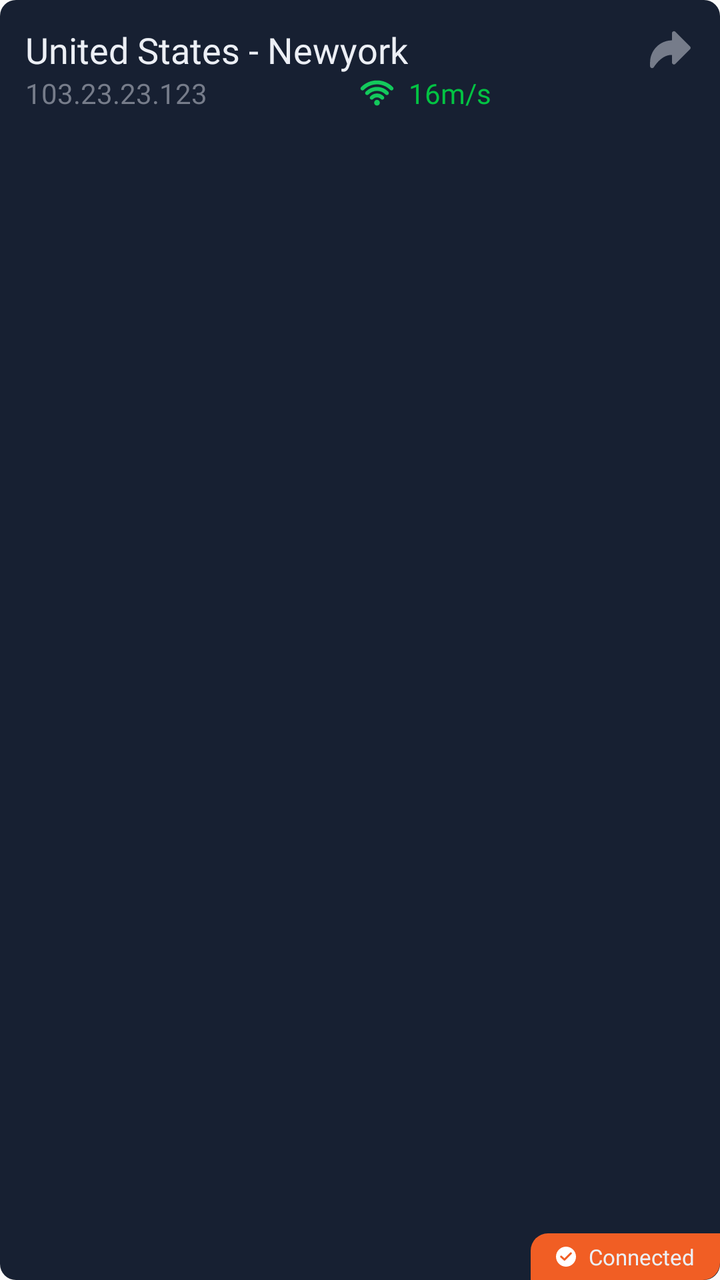
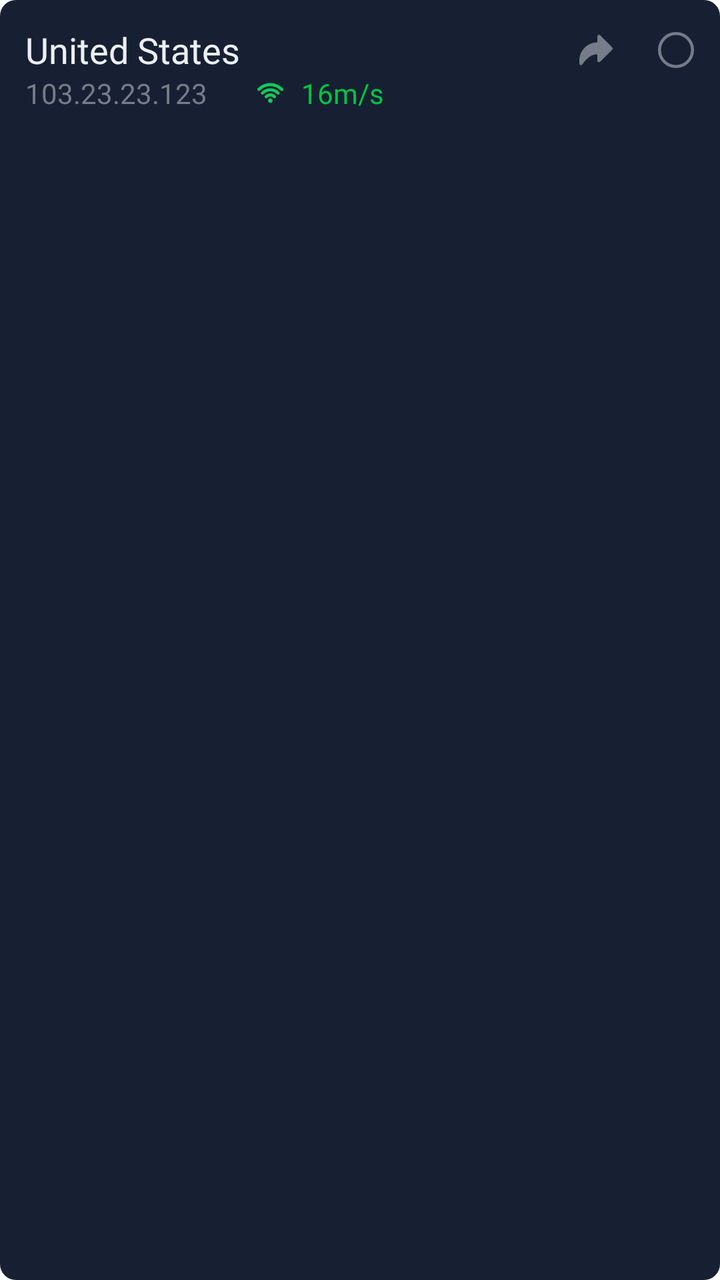

The first picture is an Android layout as it rendered before a commit; the second is the same layout after the commit. The layout source and the unified diff follow.
<!-- AndroidManifest.xml: application theme Theme.SuperVPN -->
<!-- res/layout/adapter_proxy_item.xml -->
<?xml version="1.0" encoding="utf-8"?>
<FrameLayout xmlns:android="http://schemas.android.com/apk/res/android"
    xmlns:app="http://schemas.android.com/apk/res-auto"
    xmlns:tools="http://schemas.android.com/tools"
    android:layout_width="match_parent"
    android:layout_height="wrap_content"
    android:layout_marginHorizontal="@dimen/size8"
    android:layout_marginVertical="@dimen/size4"
    android:background="@drawable/bg_radius_8"
    android:orientation="vertical">

    <androidx.constraintlayout.widget.ConstraintLayout
        android:layout_width="match_parent"
        android:layout_height="wrap_content"
        android:layout_marginBottom="@dimen/size12">

        <androidx.appcompat.widget.AppCompatTextView
            android:id="@+id/tvTitle"
            android:layout_width="wrap_content"
            android:layout_height="wrap_content"
            android:layout_marginLeft="@dimen/size12"
            android:layout_marginTop="@dimen/size12"
            android:fontFamily="@font/inter_bold"
            android:gravity="center_vertical"
            android:text="United States - Newyork"
            android:textColor="@color/textColor"
            android:textSize="@dimen/text_large"
            app:layout_constraintStart_toStartOf="parent"
            app:layout_constraintTop_toTopOf="parent" />

        <androidx.appcompat.widget.AppCompatTextView
            android:id="@+id/tvProxyIp"
            android:layout_width="wrap_content"
            android:layout_height="wrap_content"
            android:layout_marginLeft="@dimen/size12"
            android:layout_marginBottom="@dimen/size12"
            android:fontFamily="@font/inter_bold"
            android:gravity="center_vertical"
            android:text="103.23.23.123"
            android:textColor="@color/gray_2"
            android:textSize="@dimen/text_normal"
            app:layout_constraintStart_toStartOf="parent"
            app:layout_constraintTop_toBottomOf="@id/tvTitle" />

        <androidx.appcompat.widget.AppCompatImageView
            android:id="@+id/ivWifi"
            android:layout_width="0dp"
            android:layout_height="0dp"
            android:layout_marginLeft="@dimen/size16"
            android:src="@drawable/ic_wifi"
            app:layout_constraintBottom_toBottomOf="@id/tvProxyIp"
            app:layout_constraintDimensionRatio="1:1"
            app:layout_constraintStart_toStartOf="parent"
            app:layout_constraintEnd_toEndOf="parent"
            app:layout_constraintTop_toTopOf="@id/tvProxyIp" />

        <androidx.appcompat.widget.AppCompatTextView
            android:id="@+id/tvNetworkSpeed"
            android:layout_width="wrap_content"
            android:layout_height="wrap_content"
            android:layout_marginLeft="@dimen/size6"
            android:fontFamily="@font/inter_bold"
            android:gravity="center_vertical"
            android:text="16m/s"
            android:textColor="@color/green_1"
            android:textSize="@dimen/text_normal"
            app:layout_constraintStart_toEndOf="@id/ivWifi"


            app:layout_constraintTop_toBottomOf="@id/tvTitle" />

        <androidx.appcompat.widget.AppCompatImageView
            android:id="@+id/ivNext"
            android:layout_width="0dp"
            android:layout_height="0dp"
            android:layout_marginLeft="@dimen/size16"
            android:layout_marginTop="@dimen/size12"
            android:layout_marginRight="@dimen/size12"
            android:src="@drawable/ic_turn_right_arrow"
            app:layout_constraintBottom_toBottomOf="@id/tvTitle"
            app:layout_constraintDimensionRatio="1:1"
            app:layout_constraintEnd_toEndOf="parent"
            app:layout_constraintTop_toTopOf="parent" />
    </androidx.constraintlayout.widget.ConstraintLayout>

    <androidx.appcompat.widget.LinearLayoutCompat
        android:id="@+id/connectingState"
        android:layout_width="wrap_content"
        android:layout_height="wrap_content"
        android:layout_gravity="bottom|end"
        android:background="@drawable/bg_connected_item"
        android:gravity="center_vertical"
        android:paddingHorizontal="@dimen/size12"
        android:paddingVertical="@dimen/size4">

        <androidx.appcompat.widget.AppCompatImageView
            android:id="@+id/ivSelect"
            android:layout_width="wrap_content"
            android:layout_height="wrap_content"
            android:src="@drawable/ic_round_selected" />

        <androidx.appcompat.widget.AppCompatTextView
            android:id="@+id/tvConnectStatus"
            android:layout_width="wrap_content"
            android:layout_height="wrap_content"
            android:layout_marginLeft="@dimen/size6"
            android:fontFamily="@font/inter_bold"
            android:gravity="center_vertical"
            android:text="Connected"
            android:textColor="@color/textColor"
            android:textSize="@dimen/text_small" />
    </androidx.appcompat.widget.LinearLayoutCompat>
</FrameLayout>
<!-- resources referenced by this layout -->
<resources>
  <color name="gray_2">#767C8A</color>
  <color name="green_1">#03C343</color>
  <color name="textColor">#ECEFF5</color>
  <dimen name="size12">12.8dp</dimen>
  <dimen name="size16">17.0667dp</dimen>
  <dimen name="size4">4.2667dp</dimen>
  <dimen name="size6">6.4dp</dimen>
  <dimen name="size8">8.5333dp</dimen>
  <dimen name="text_large">18dp</dimen>
  <dimen name="text_normal">14dp</dimen>
  <dimen name="text_small">11dp</dimen>
  <!-- drawable bg_connected_item (drawable) -->
  <?xml version="1.0" encoding="utf-8"?>
  <layer-list xmlns:android="http://schemas.android.com/apk/res/android">
      <item>
          <shape xmlns:android="http://schemas.android.com/apk/res/android"
              android:shape="rectangle">
              <solid android:color="@color/topBarColor" />
              <corners
                  android:topLeftRadius="@dimen/size8"
                  android:bottomRightRadius="@dimen/size8" />
          </shape>
      </item>
  </layer-list>
  <!-- drawable ic_round_selected (drawable) -->
  <vector xmlns:android="http://schemas.android.com/apk/res/android"
      android:width="10dp"
      android:height="10dp"
      android:viewportWidth="10"
      android:viewportHeight="10">
    <path
        android:pathData="M5,0C2.243,0 0,2.243 0,5C0,7.757 2.243,10 5,10C7.757,10 10,7.757 10,5C10,2.243 7.757,0 5,0ZM7.794,3.684L4.599,6.855C4.411,7.043 4.11,7.055 3.91,6.867L2.218,5.326C2.018,5.138 2.005,4.825 2.18,4.624C2.368,4.424 2.682,4.411 2.882,4.599L4.223,5.827L7.08,2.97C7.281,2.769 7.594,2.769 7.794,2.97C7.995,3.17 7.995,3.484 7.794,3.684Z"
        android:fillColor="#ffffff"/>
  </vector>
  <style name="Theme.SuperVPN" parent="Theme.AppCompat.Light.NoActionBar">
          <item name="android:windowFullscreen">true</item>
          
          <item name="textAppearanceHeadline3">@style/App_TextAppearanceTitle1</item>
          <item name="textAppearanceHeadline4">@style/App_TextAppearanceTitle2</item>
  
          <item name="textAppearanceBody1">@style/App_TextAppearanceBody1</item>
          <item name="textAppearanceBody2">@style/App_TextAppearanceBody2</item>
      </style>
  <color name="topBarColor">#F15E24</color>
  <color name="ripple">#9B9B9B</color>
  <color name="itemBackground">#172032</color>
  <style name="App_TextAppearanceTitle1" parent="TextAppearance.AppCompat.Title">
          <item name="fontFamily">@font/inter_bold</item>
          <item name="android:textSize">22sp</item>
          <item name="android:textColor">@color/white</item>
          <item name="android:includeFontPadding">false</item>
      </style>
  <style name="App_TextAppearanceTitle2" parent="TextAppearance.AppCompat.Title">
          <item name="fontFamily">@font/inter_bold</item>
          <item name="android:textSize">16sp</item>
          <item name="android:textColor">@color/successColor</item>
          <item name="android:includeFontPadding">false</item>
      </style>
  <style name="App_TextAppearanceBody1" parent="TextAppearance.AppCompat.Title">
          <item name="fontFamily">@font/inter_bold</item>
          <item name="android:textSize">16sp</item>
          <item name="android:textColor">@color/white</item>
          <item name="android:includeFontPadding">false</item>
      </style>
  <style name="App_TextAppearanceBody2" parent="TextAppearance.AppCompat.Title">
          <item name="fontFamily">@font/inter_bold</item>
          <item name="android:textSize">14sp</item>
          <item name="android:textStyle">normal</item>
          <item name="android:textColor">@color/white</item>
          <item name="android:includeFontPadding">false</item>
      </style>
  <color name="white">#FFFFFFFF</color>
  <color name="successColor">#0FDD54</color>
  <!-- unchanged entries left out for length: 3 -->
</resources>

<!-- the commit's change to res/layout/adapter_proxy_item.xml (unified diff, before → after) -->
@@ -16,13 +16,13 @@
 
         <androidx.appcompat.widget.AppCompatTextView
             android:id="@+id/tvTitle"
-            android:layout_width="wrap_content"
+            android:layout_width="@dimen/size200"
             android:layout_height="wrap_content"
-            android:layout_marginLeft="@dimen/size12"
+            android:layout_marginStart="@dimen/size12"
             android:layout_marginTop="@dimen/size12"
             android:fontFamily="@font/inter_bold"
             android:gravity="center_vertical"
-            android:text="United States - Newyork"
+            android:text="@string/us"
             android:textColor="@color/textColor"
             android:textSize="@dimen/text_large"
             app:layout_constraintStart_toStartOf="parent"
@@ -32,7 +32,7 @@
             android:id="@+id/tvProxyIp"
             android:layout_width="wrap_content"
             android:layout_height="wrap_content"
-            android:layout_marginLeft="@dimen/size12"
+            android:layout_marginStart="@dimen/size12"
             android:layout_marginBottom="@dimen/size12"
             android:fontFamily="@font/inter_bold"
             android:gravity="center_vertical"
@@ -42,72 +42,73 @@
             app:layout_constraintStart_toStartOf="parent"
             app:layout_constraintTop_toBottomOf="@id/tvTitle" />
 
-        <androidx.appcompat.widget.AppCompatImageView
-            android:id="@+id/ivWifi"
-            android:layout_width="0dp"
-            android:layout_height="0dp"
-            android:layout_marginLeft="@dimen/size16"
-            android:src="@drawable/ic_wifi"
-            app:layout_constraintBottom_toBottomOf="@id/tvProxyIp"
-            app:layout_constraintDimensionRatio="1:1"
-            app:layout_constraintStart_toStartOf="parent"
-            app:layout_constraintEnd_toEndOf="parent"
-            app:layout_constraintTop_toTopOf="@id/tvProxyIp" />
-
         <androidx.appcompat.widget.AppCompatTextView
             android:id="@+id/tvNetworkSpeed"
             android:layout_width="wrap_content"
             android:layout_height="wrap_content"
-            android:layout_marginLeft="@dimen/size6"
+            android:layout_marginStart="@dimen/margin_24"
             android:fontFamily="@font/inter_bold"
             android:gravity="center_vertical"
+            android:drawableStart="@drawable/ic_wifi"
+            android:drawablePadding="@dimen/margin_medium"
             android:text="16m/s"
             android:textColor="@color/green_1"
             android:textSize="@dimen/text_normal"
-            app:layout_constraintStart_toEndOf="@id/ivWifi"
-
-
-            app:layout_constraintTop_toBottomOf="@id/tvTitle" />
+            app:layout_constraintBottom_toBottomOf="@id/tvProxyIp"
+            app:layout_constraintStart_toEndOf="@+id/tvProxyIp"
+            app:layout_constraintTop_toTopOf="@id/tvProxyIp" />
 
         <androidx.appcompat.widget.AppCompatImageView
             android:id="@+id/ivNext"
             android:layout_width="0dp"
-            android:layout_height="0dp"
-            android:layout_marginLeft="@dimen/size16"
+            android:layout_height="@dimen/margin_20"
+            android:layout_marginStart="@dimen/size16"
             android:layout_marginTop="@dimen/size12"
-            android:layout_marginRight="@dimen/size12"
             android:src="@drawable/ic_turn_right_arrow"
+            android:layout_marginEnd="20dp"
             app:layout_constraintBottom_toBottomOf="@id/tvTitle"
+            app:layout_constraintEnd_toStartOf="@+id/checkbox"
             app:layout_constraintDimensionRatio="1:1"
+            app:layout_constraintTop_toTopOf="parent" />
+
+        <androidx.appcompat.widget.AppCompatCheckBox
+            android:id="@+id/checkbox"
+            android:layout_width="@dimen/margin_20"
+            android:layout_height="@dimen/margin_20"
+            android:background="@drawable/ip_list_checkbox1"
+            android:button="@null"
+            android:checked="false"
+            android:layout_marginEnd="@dimen/margin_big"
+            app:layout_constraintBottom_toBottomOf="@+id/ivNext"
             app:layout_constraintEnd_toEndOf="parent"
-            app:layout_constraintTop_toTopOf="parent" />
+            app:layout_constraintTop_toTopOf="@+id/ivNext" />
     </androidx.constraintlayout.widget.ConstraintLayout>
 
-    <androidx.appcompat.widget.LinearLayoutCompat
-        android:id="@+id/connectingState"
-        android:layout_width="wrap_content"
-        android:layout_height="wrap_content"
-        android:layout_gravity="bottom|end"
-        android:background="@drawable/bg_connected_item"
-        android:gravity="center_vertical"
-        android:paddingHorizontal="@dimen/size12"
-        android:paddingVertical="@dimen/size4">
 
-        <androidx.appcompat.widget.AppCompatImageView
-            android:id="@+id/ivSelect"
-            android:layout_width="wrap_content"
-            android:layout_height="wrap_content"
-            android:src="@drawable/ic_round_selected" />
 
-        <androidx.appcompat.widget.AppCompatTextView
-            android:id="@+id/tvConnectStatus"
-            android:layout_width="wrap_content"
-            android:layout_height="wrap_content"
-            android:layout_marginLeft="@dimen/size6"
-            android:fontFamily="@font/inter_bold"
-            android:gravity="center_vertical"
-            android:text="Connected"
-            android:textColor="@color/textColor"
-            android:textSize="@dimen/text_small" />
-    </androidx.appcompat.widget.LinearLayoutCompat>
+
+
+
+
+
+
+
+
+
+
+
+
+
+
+
+
+
+
+
+
+
+
+
+
+
 </FrameLayout>
<!-- resource entries referenced after the edit -->
@@ -3,37 +3,24 @@
   <color name="gray_2">#767C8A</color>
   <color name="green_1">#03C343</color>
   <color name="textColor">#ECEFF5</color>
+  <dimen name="margin_20">20dp</dimen>
+  <dimen name="margin_24">24dp</dimen>
+  <dimen name="margin_big">12dp</dimen>
+  <dimen name="margin_medium">8dp</dimen>
   <dimen name="size12">12.8dp</dimen>
   <dimen name="size16">17.0667dp</dimen>
+  <dimen name="size200">213.3333dp</dimen>
   <dimen name="size4">4.2667dp</dimen>
-  <dimen name="size6">6.4dp</dimen>
   <dimen name="size8">8.5333dp</dimen>
-  <dimen name="text_large">18dp</dimen>
-  <dimen name="text_normal">14dp</dimen>
-  <dimen name="text_small">11dp</dimen>
-  <!-- drawable bg_connected_item (drawable) -->
+  <dimen name="text_large">18sp</dimen>
+  <dimen name="text_normal">14sp</dimen>
+  <!-- drawable ip_list_checkbox1 (drawable) -->
   <?xml version="1.0" encoding="utf-8"?>
-  <layer-list xmlns:android="http://schemas.android.com/apk/res/android">
-      <item>
-          <shape xmlns:android="http://schemas.android.com/apk/res/android"
-              android:shape="rectangle">
-              <solid android:color="@color/topBarColor" />
-              <corners
-                  android:topLeftRadius="@dimen/size8"
-                  android:bottomRightRadius="@dimen/size8" />
-          </shape>
-      </item>
-  </layer-list>
-  <!-- drawable ic_round_selected (drawable) -->
-  <vector xmlns:android="http://schemas.android.com/apk/res/android"
-      android:width="10dp"
-      android:height="10dp"
-      android:viewportWidth="10"
-      android:viewportHeight="10">
-    <path
-        android:pathData="M5,0C2.243,0 0,2.243 0,5C0,7.757 2.243,10 5,10C7.757,10 10,7.757 10,5C10,2.243 7.757,0 5,0ZM7.794,3.684L4.599,6.855C4.411,7.043 4.11,7.055 3.91,6.867L2.218,5.326C2.018,5.138 2.005,4.825 2.18,4.624C2.368,4.424 2.682,4.411 2.882,4.599L4.223,5.827L7.08,2.97C7.281,2.769 7.594,2.769 7.794,2.97C7.995,3.17 7.995,3.484 7.794,3.684Z"
-        android:fillColor="#ffffff"/>
-  </vector>
+  <selector xmlns:android="http://schemas.android.com/apk/res/android">
+      <item android:state_checked="true" android:drawable="@drawable/ip_list_checked" />
+      <item android:state_checked="false" android:drawable="@drawable/ip_list_unchecked" />
+  </selector>
+  <string name="us">United States</string>
   <style name="Theme.SuperVPN" parent="Theme.AppCompat.Light.NoActionBar">
           <item name="android:windowFullscreen">true</item>
           
@@ -43,9 +30,37 @@
           <item name="textAppearanceBody1">@style/App_TextAppearanceBody1</item>
           <item name="textAppearanceBody2">@style/App_TextAppearanceBody2</item>
       </style>
-  <color name="topBarColor">#F15E24</color>
   <color name="ripple">#9B9B9B</color>
   <color name="itemBackground">#172032</color>
+  <!-- drawable ip_list_checked (drawable) -->
+  <vector xmlns:android="http://schemas.android.com/apk/res/android"
+      android:width="20dp"
+      android:height="20dp"
+      android:viewportWidth="20"
+      android:viewportHeight="20">
+    <path
+        android:pathData="M10,10m-9,0a9,9 0,1 1,18 0a9,9 0,1 1,-18 0"
+        android:fillColor="#03C343"/>
+    <path
+        android:pathData="M14,8L8.5,13L6,10.727"
+        android:strokeLineJoin="round"
+        android:strokeWidth="2"
+        android:fillColor="#00000000"
+        android:strokeColor="#ffffff"
+        android:strokeLineCap="round"/>
+  </vector>
+  <!-- drawable ip_list_unchecked (drawable) -->
+  <vector xmlns:android="http://schemas.android.com/apk/res/android"
+      android:width="20dp"
+      android:height="20dp"
+      android:viewportWidth="20"
+      android:viewportHeight="20">
+    <path
+        android:pathData="M10,10m-8.25,0a8.25,8.25 0,1 1,16.5 0a8.25,8.25 0,1 1,-16.5 0"
+        android:strokeWidth="1.5"
+        android:fillColor="#00000000"
+        android:strokeColor="#767C8A"/>
+  </vector>
   <style name="App_TextAppearanceTitle1" parent="TextAppearance.AppCompat.Title">
           <item name="fontFamily">@font/inter_bold</item>
           <item name="android:textSize">22sp</item>
